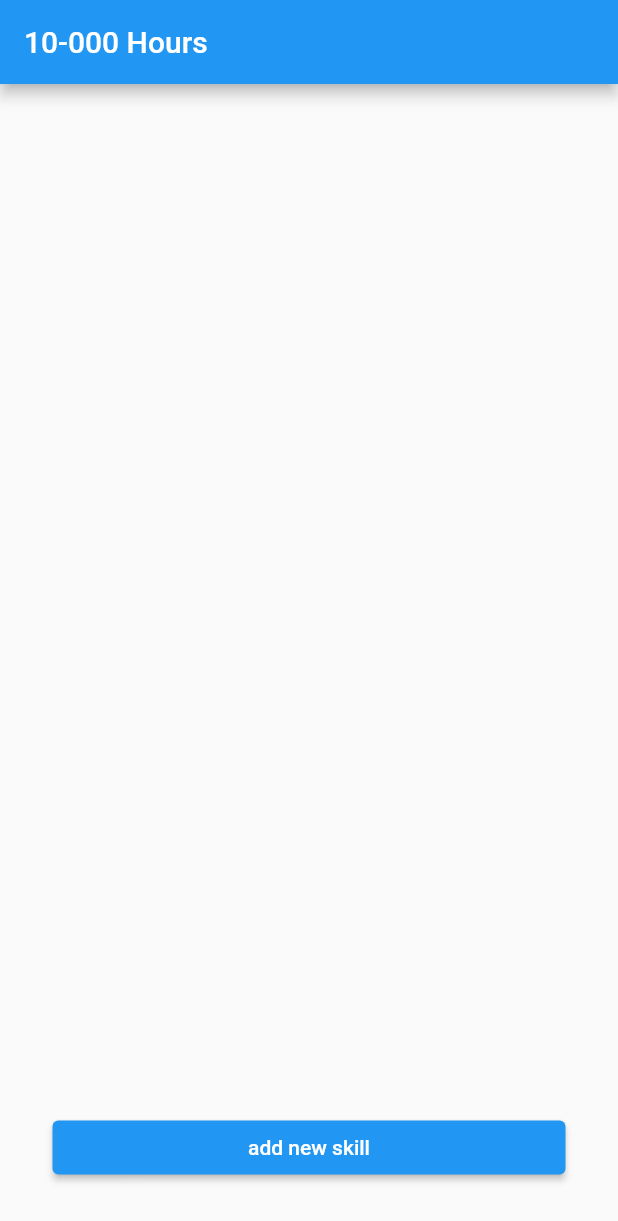
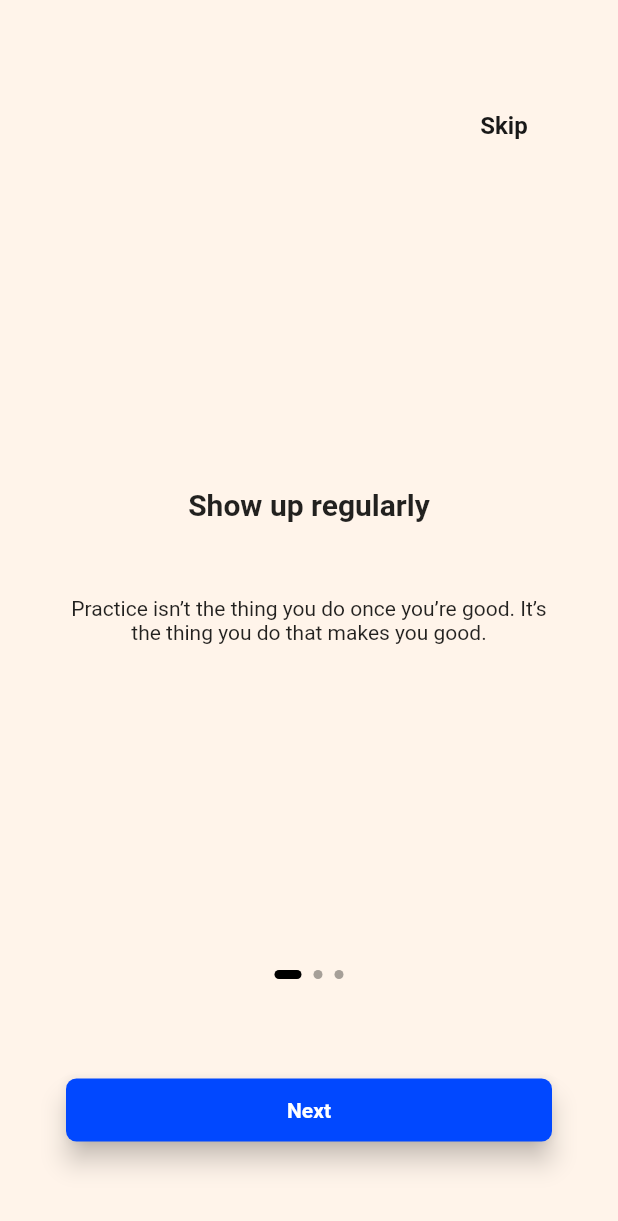
Before and after one commit to ACM-VIT/10-000-Hours, a Flutter app: the screen it shows after launch, on a phone screen of 412 x 824 dp. Shown: the top 1221 px of the screen. Run offline on Flutter 3.47's test engine with Material 2 defaults, Android fonts, the phone set to English and light mode, and no system bars; drawn by our look-alikes of smooth_page_indicator; missing offline and left inert: dart:js.

Commit message:
Added onboarding pages

```diff
--- a/lib/main.dart
+++ b/lib/main.dart
@@ -1,7 +1,10 @@
+import 'dart:js';
+
 import 'package:flutter/material.dart';
 import 'package:provider/provider.dart';
 import 'package:ten_thousand_hours/providers/task_list_provider.dart';
 import 'package:ten_thousand_hours/providers/timer_provider.dart';
+import 'package:ten_thousand_hours/view/screens/onboarding_screen.dart';
 import 'view/screens/add_task.dart';
 import 'view/screens/timer_screen.dart';
 
@@ -19,8 +22,9 @@ void main() {
     ],
     child: MaterialApp(
       title: "10,000 Hours",
-      initialRoute: HomeScreen.id,
+      initialRoute: OnboardingScreen.id,
       routes: {
+        OnboardingScreen.id: (context) => OnboardingScreen(),
         HomeScreen.id: (context) => const HomeScreen(),
         AddTask.id: (context) => AddTask(),
         TaskTimer.id: (context) => TaskTimer(),
--- /dev/null
+++ b/lib/view/screens/onboarding_screen.dart
@@ -0,0 +1,140 @@
+import 'package:flutter/gestures.dart';
+import 'package:flutter/material.dart';
+import 'package:smooth_page_indicator/smooth_page_indicator.dart';
+import 'package:ten_thousand_hours/view/screens/home_screen.dart';
+
+class OnboardingScreen extends StatefulWidget {
+  static String id = 'OnboardingScreen';
+  const OnboardingScreen({super.key});
+
+  @override
+  State<OnboardingScreen> createState() => _OnboardingScreenState();
+}
+
+class _OnboardingScreenState extends State<OnboardingScreen> {
+  final onboardingPagesList = [
+    buildPage(
+      title: 'Show up regularly',
+      description:
+          "Practice isn’t the thing you do once you’re good. It’s the thing you do that makes you good.",
+    ),
+    buildPage(
+      title: '8 hours a Day, 5 Days a  week',
+      description: 'Confidence – Preservance - Resilience',
+    ),
+    buildPage(
+      title: 'For 1 year',
+      description:
+          'Throughout his book, Gladwell repeatedly refers to the “10 000-hour rule,” asserting that the key to achieving true expertise in any skill is simply a matter of practicing, albeit in the correct way, for at least 10 000 hours.',
+    ),
+  ];
+  final controller = PageController();
+  bool isLastPage = false;
+
+  @override
+  Widget build(BuildContext context) {
+    return Scaffold(
+      backgroundColor: const Color(0xFFFFF4EA),
+      body: Padding(
+        padding: const EdgeInsets.symmetric(horizontal: 44, vertical: 60),
+        child: Column(
+          mainAxisAlignment: MainAxisAlignment.spaceBetween,
+          children: [
+            Container(
+              alignment: Alignment.centerRight,
+              child: TextButton(
+                onPressed: () {
+                  controller.jumpToPage(onboardingPagesList.length - 1);
+                },
+                child: Visibility(
+                  visible: !isLastPage,
+                  child: const Text(
+                    'Skip',
+                    style: TextStyle(
+                      fontSize: 16,
+                      fontWeight: FontWeight.w600,
+                      color: Color(0xFF181818),
+                    ),
+                  ),
+                ),
+              ),
+            ),
+            Container(
+              height: 0.5 * MediaQuery.of(context).size.height,
+              child: PageView(
+                controller: controller,
+                onPageChanged: (index) {
+                  setState(() {
+                    if (onboardingPagesList.length-1 == index) {
+                      setState(() {
+                        isLastPage = true;
+                      });
+                    } else {
+                      setState(() {
+                        isLastPage = false;
+                      });
+                    }
+                  });
+                },
+                children: onboardingPagesList,
+              ),
+            ),
+            SmoothPageIndicator(
+              controller: controller,
+              count: onboardingPagesList.length,
+              effect: const ExpandingDotsEffect(
+                  dotWidth: 6,
+                  dotHeight: 6,
+                  activeDotColor: Colors.black,
+                  dotColor: Color(0x77403D3A)),
+              onDotClicked: (index) => controller.animateToPage(index,
+                  duration: const Duration(microseconds: 500),
+                  curve: Curves.easeInOut),
+            ),
+            RawMaterialButton(
+              onPressed: isLastPage
+                  ? () {
+                      Navigator.pushNamed(context, HomeScreen.id);
+                    }
+                  : () {
+                      controller.nextPage(
+                          duration: const Duration(milliseconds: 500),
+                          curve: Curves.easeInOut);
+                    },
+              constraints: BoxConstraints.tight(const Size(double.infinity, 42)),
+              elevation: 7,
+              shape: RoundedRectangleBorder(
+                borderRadius: BorderRadius.circular(7),
+              ),
+              fillColor: const Color(0xFF0148FF),
+              child: Text(
+                isLastPage ? 'Continue' : 'Next',
+                style:
+                    const TextStyle(fontWeight: FontWeight.w600, color: Colors.white),
+              ),
+            )
+          ],
+        ),
+      ),
+    );
+  }
+}
+
+Widget buildPage({String? title, String? description}) {
+  return Column(
+    mainAxisAlignment: MainAxisAlignment.center,
+    children: [
+      Text(
+        '$title',
+        style: const TextStyle(fontSize: 20, fontWeight: FontWeight.w600),
+      ),
+      const SizedBox(
+        height: 50,
+      ),
+      Text(
+        '$description',
+        textAlign: TextAlign.center,
+      ),
+    ],
+  );
+}
--- a/pubspec.yaml
+++ b/pubspec.yaml
@@ -36,6 +36,7 @@ dependencies:
   # Use with the CupertinoIcons class for iOS style icons.
   cupertino_icons: ^1.0.2
   provider: ^6.0.3
+  smooth_page_indicator: ^1.0.0+2
 
 dev_dependencies:
   flutter_test:
```
Also changed, not shown: pubspec.lock.
